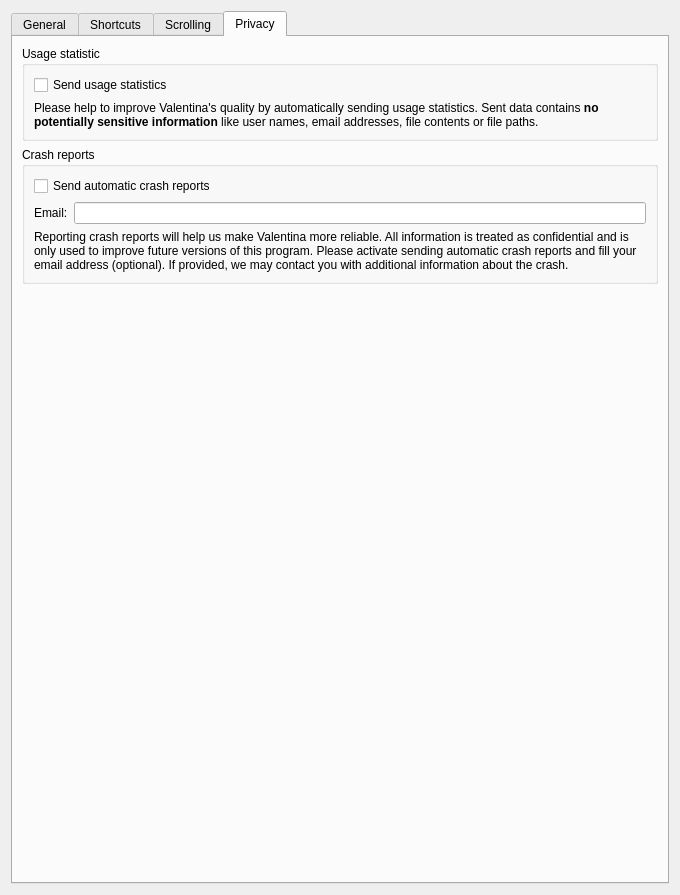
This is src/app/valentina/dialogs/configpages/preferencesconfigurationpage.ui in dismine/valentina as Qt 5 draws it before an edit. The edited form follows.
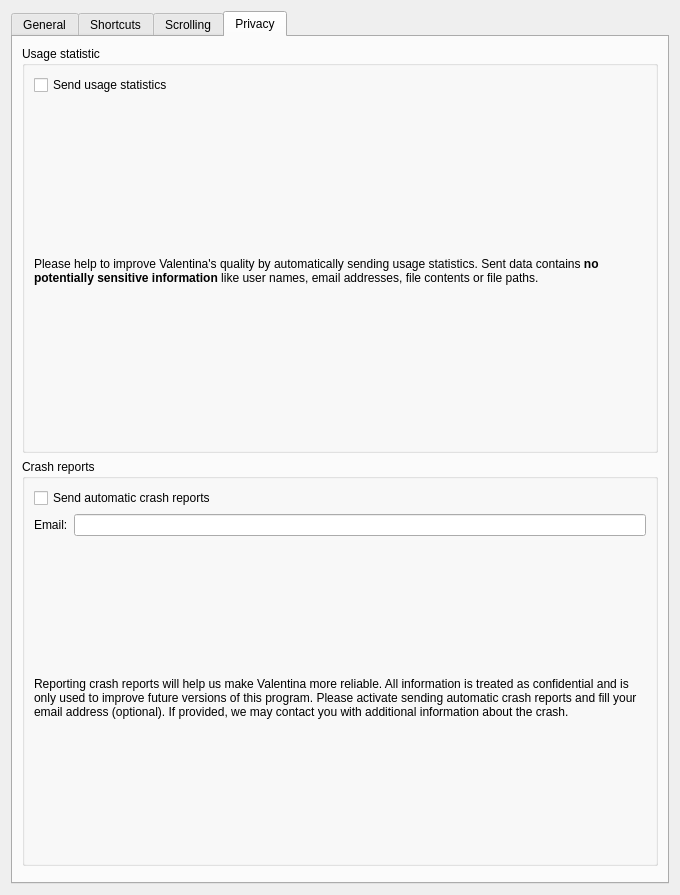
This is the edited form. The open tabs and pages were chosen to show the change.

Commit message: Fix issue with Privacy tab vertical spacer.

The edit to the form file:
```diff
--- a/src/app/valentina/dialogs/configpages/preferencesconfigurationpage.ui
+++ b/src/app/valentina/dialogs/configpages/preferencesconfigurationpage.ui
@@ -737,12 +737,6 @@
          <property name="orientation">
           <enum>Qt::Vertical</enum>
          </property>
-         <property name="sizeHint" stdset="0">
-          <size>
-           <width>20</width>
-           <height>716</height>
-          </size>
-         </property>
         </spacer>
        </item>
       </layout>
```
The commit also changes 2 other files.
